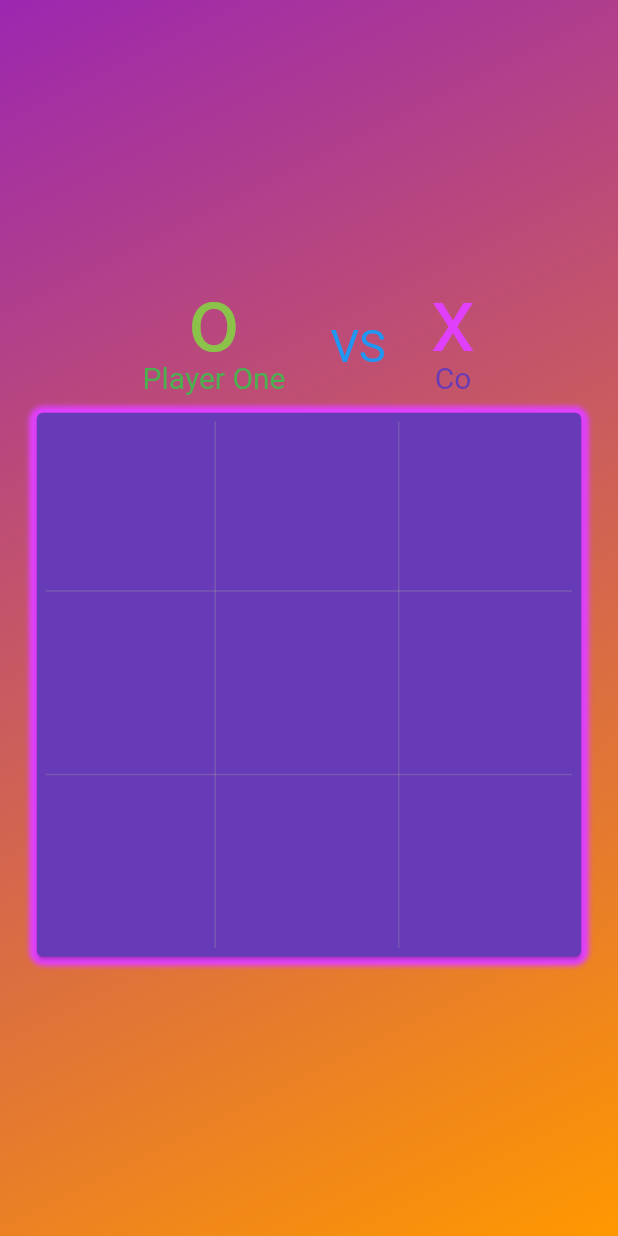
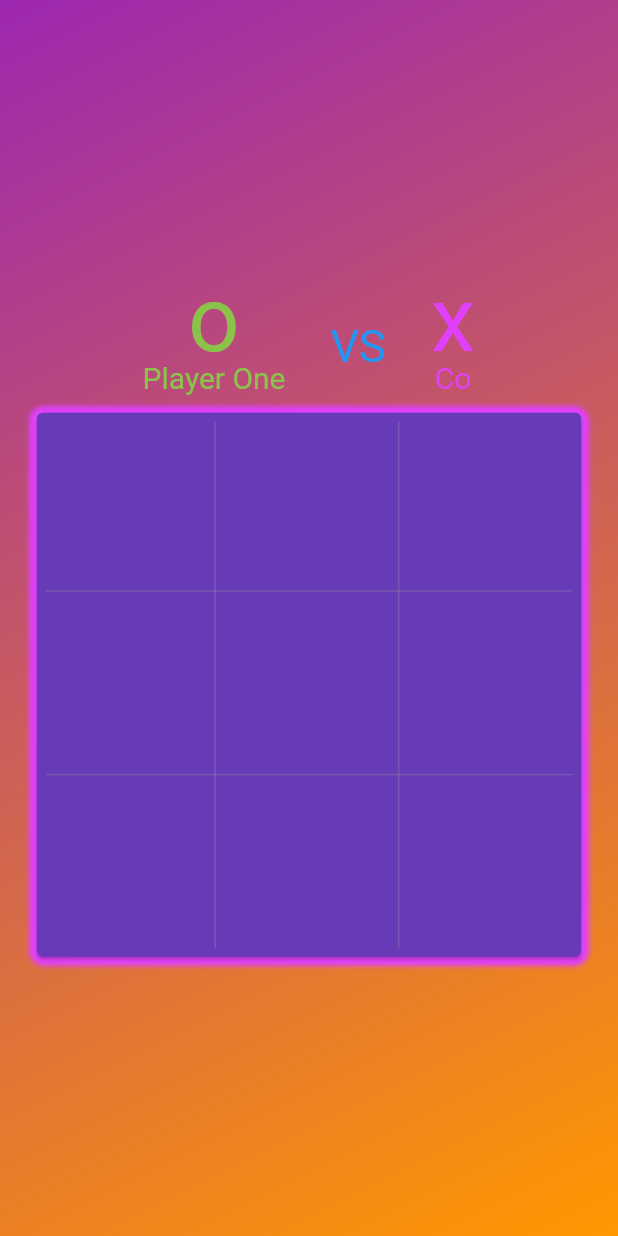
Before and after one commit to yaser-mousa/Tic-Tac-Toe, a Flutter app: the GameScreen screen opened directly, on a phone screen of 412 x 824 dp. Run offline on Flutter 3.47's test engine with Material 2 defaults, Android fonts, the phone set to English and light mode, and no system bars; our stand-ins replace fluttertoast.

Commit message:
new update

```diff
--- a/lib/models/game_values.dart
+++ b/lib/models/game_values.dart
@@ -1,5 +1,6 @@
 class GameValues{
-  List<String> buttonsBooked = ['', '', '','', '', '','', '', '', ];
+  List<String> buttonsBooked = List<String>.filled(9, '', growable: true);
+  //['', '', '','', '', '','', '', ''];
   List<int> playerOneNumbers = [];
   List<int> playerTwoNumbers = [];
   String playerOneChar = 'o';
@@ -8,6 +9,7 @@ class GameValues{
   List<int> yasserNumbers =[];
   int playerRound = 0;
   bool roundEnd = true;
+  bool isWin = false;
   static bool _playWithComputer =true;
   static GameValues? _instance;
 
@@ -43,4 +45,12 @@ class GameValues{
     playerTwoChar = temp;
     yasserChar = temp;
   }
+
+  void updateValuesForNewGame(){
+    buttonsBooked = List<String>.filled(9, '', growable: true);
+    playerOneNumbers = [];
+    playerTwoNumbers = [];
+    yasserNumbers =[];
+     isWin = false;
+  }
 }
--- a/lib/share/style/char_color.dart
+++ b/lib/share/style/char_color.dart
@@ -2,8 +2,15 @@ import 'package:flutter/material.dart';
 
 class CharStyle{
   String? char;
+  static CharStyle? instance;
+  List<Color> colors =[];
+   CharStyle ._();
 
-  List<Color> colors =[];
+ static CharStyle getInstance(){
+    instance??= CharStyle ._();
+    return instance!;
+  }
+
 
 
   void addChar(String char,int index){
@@ -35,4 +42,14 @@ class CharStyle{
 
   }
 
+
+  Color colorForHeadPlayers(String char){
+    if(char=='x'){
+     return Colors.purpleAccent;
+    }else{
+
+      return Colors.lightGreen;
+    }
+  }
+
 }
--- a/lib/view_model/check_allow_play.dart
+++ b/lib/view_model/check_allow_play.dart
@@ -15,8 +15,11 @@ class CheckAllowPlay{
   bool _checkIsSquareNotBooked(int buttonId){
     if(_gameValues.buttonsBooked[buttonId-1]==''){
       //buttonsBooked[buttonId-1] = 'o';
+
+
       return true;
     }
+
     return false;
   }
 
--- a/lib/view_model/game_admin.dart
+++ b/lib/view_model/game_admin.dart
@@ -1,5 +1,6 @@
 import 'package:flutter/material.dart';
 import 'package:tictactoe/models/game_values.dart';
+import 'package:tictactoe/share/componanets/componanets.dart';
 import 'package:tictactoe/view_model/player_set_value/set_value_player_one.dart';
 import 'package:tictactoe/view_model/player_set_value/set_value_player_two.dart';
 
@@ -18,25 +19,28 @@ final SetValuePlayerTwo _setValuePlayerTwo = SetValuePlayerTwo();
 final CheckAllowPlay _checkAllowPlay = CheckAllowPlay.getInstance();
 
 final CheckWin _checkWin = CheckWin.getInstance();
-bool isWin = false;
-static GameAdmin? _Instance;
+
+static GameAdmin? _instance;
 GameAdmin ._();
 
  static GameAdmin getInstance(){
-   _Instance??= GameAdmin ._();
-   return _Instance!;
+   _instance??= GameAdmin ._();
+   return _instance!;
  }
 
-  void addNewNumber(int buttonId){
+  Future<void> addNewNumber(int buttonId) async {
+
     if(_checkAllowPlay.checkAllChecks(buttonId)){
 
     switch ( _gameValues.playerRound){
       case 0:
         _setValuePlayerOne.setValue(buttonId);
       if(_gameValues.playerOneNumbers.length>2){
-        isWin =_checkWin.checkNumbers(_gameValues.playerOneNumbers, _gameValues.playerRound);
+        _gameValues.isWin =_checkWin.checkNumbers(_gameValues.playerOneNumbers, _gameValues.playerRound);
+
       }
         _gameValues.playerRound =1;
+
 
 
         break;
@@ -44,10 +48,9 @@ GameAdmin ._();
       case 1:
      _setValuePlayerTwo.setValue(buttonId);
      if(_gameValues.playerTwoNumbers.length>2){
-       isWin =_checkWin.checkNumbers(_gameValues.playerTwoNumbers, _gameValues.playerRound);
+       _gameValues.isWin =_checkWin.checkNumbers(_gameValues.playerTwoNumbers, _gameValues.playerRound);
      }
      _gameValues.playerRound =0;
-
 
 
         break;
--- a/lib/widgets/body_widget.dart
+++ b/lib/widgets/body_widget.dart
@@ -22,7 +22,7 @@ class _BodyWidgetState extends State<BodyWidget> {
   final List<List<int>> buttonsId = [[1,2,3],[4,5,6],[7,8,9]];
   final GameAdmin _gameAdmin = GameAdmin.getInstance();
   final GameValues _gameValues = GameValues.getInstance();
-  final CharStyle _charStyle = CharStyle();
+  final CharStyle _charStyle = CharStyle.getInstance();
   // final HandleHeadTexts _headTexts = HandleHeadTexts();
 
 
@@ -83,8 +83,13 @@ class _BodyWidgetState extends State<BodyWidget> {
                   drawLine(width:(cardWidth -20)  , height: 1, top: (cardWidth * 0.33) , left: 10),
                   drawLine(width: (cardWidth -20) , height: 1, top: (cardWidth * 0.66) , left: 10),
 
-                  if(_gameAdmin.isWin)
+                  if(_gameValues.isWin)
+                    updateValuesAfterSomeTime(),
+
+                  if(_gameValues.isWin)
                     drawCustomPaint(cardWidth)
+
+
                 ],
               ),
             ),
@@ -94,7 +99,16 @@ class _BodyWidgetState extends State<BodyWidget> {
     );
   }
 
+Widget updateValuesAfterSomeTime(){
+  Future.delayed(const Duration(milliseconds: 1500 ), () {
+    setState(() {
+      _gameValues.updateValuesForNewGame();
+    });
+    // Do something
+  });
 
+  return Container();
+}
 
 
   Widget groupOfSquares(List<int> buttonsId){
--- a/lib/widgets/texts_players_vs.dart
+++ b/lib/widgets/texts_players_vs.dart
@@ -1,5 +1,6 @@
 import 'package:flutter/material.dart';
 
+import '../share/style/char_color.dart';
 import '../view_model/handle_head_texts.dart';
 
 class PlayerVsYasserTexts extends StatelessWidget {
@@ -10,6 +11,7 @@ class PlayerVsYasserTexts extends StatelessWidget {
   @override
   Widget build(BuildContext context) {
     _headTextsList = _headTexts.playerNames();
+    CharStyle charStyle = CharStyle.getInstance();
 
     return Padding(
       padding: const EdgeInsets.all(8.0),
@@ -18,8 +20,8 @@ class PlayerVsYasserTexts extends StatelessWidget {
         children:  [
           Column(
             children:  [
-              Text(_headTextsList!['char one'] , style: const TextStyle(fontSize: 60,height: 0.5, color: Colors.lightGreen),),
-              Text(_headTextsList!['name one'],style: const TextStyle(fontSize: 20, color: Colors.green),),
+              Text(_headTextsList!['char one'] , style:  TextStyle(fontSize: 60,height: 0.5, color: charStyle.colorForHeadPlayers(_headTextsList!['char one']) ),),
+              Text(_headTextsList!['name one'],style:  TextStyle(fontSize: 20, color: charStyle.colorForHeadPlayers(_headTextsList!['char one'])),),
             ],
           ),
           const SizedBox(width: 30,),
@@ -27,8 +29,8 @@ class PlayerVsYasserTexts extends StatelessWidget {
           const SizedBox(width: 30,),
           Column(
             children:  [
-              Text(_headTextsList!['char two'] , style: const TextStyle(fontSize: 60,height: 0.5, color: Colors.purpleAccent),),
-              Text(_headTextsList!['name two'],style: const TextStyle(fontSize: 20, color: Colors.deepPurple),),
+              Text(_headTextsList!['char two'] , style:  TextStyle(fontSize: 60,height: 0.5, color: charStyle.colorForHeadPlayers(_headTextsList!['char two'])),),
+              Text(_headTextsList!['name two'],style:  TextStyle(fontSize: 20, color: charStyle.colorForHeadPlayers(_headTextsList!['char two'])),),
             ],
           ),
         ],
```
Also changed, not shown: lib/view_model/check_win.dart (+5 -5 lines).
